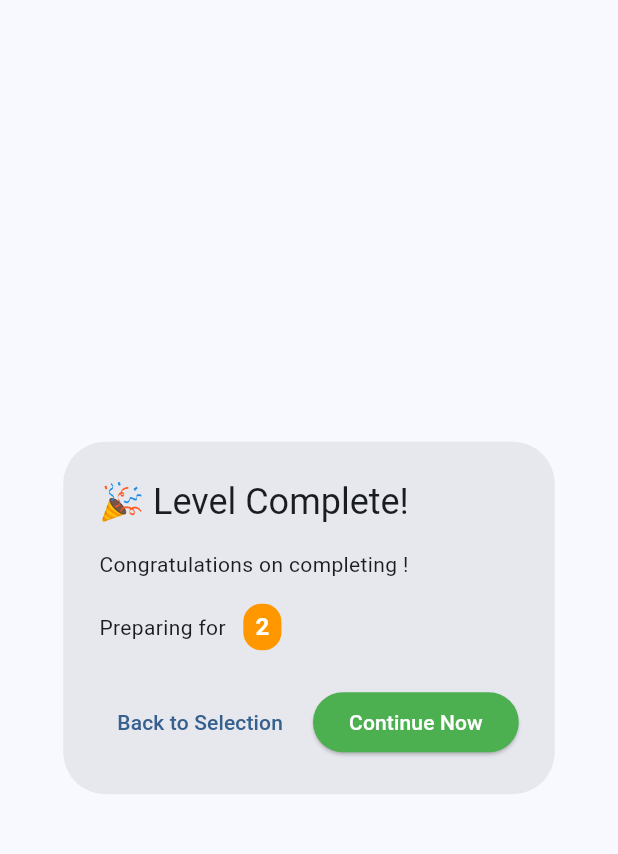
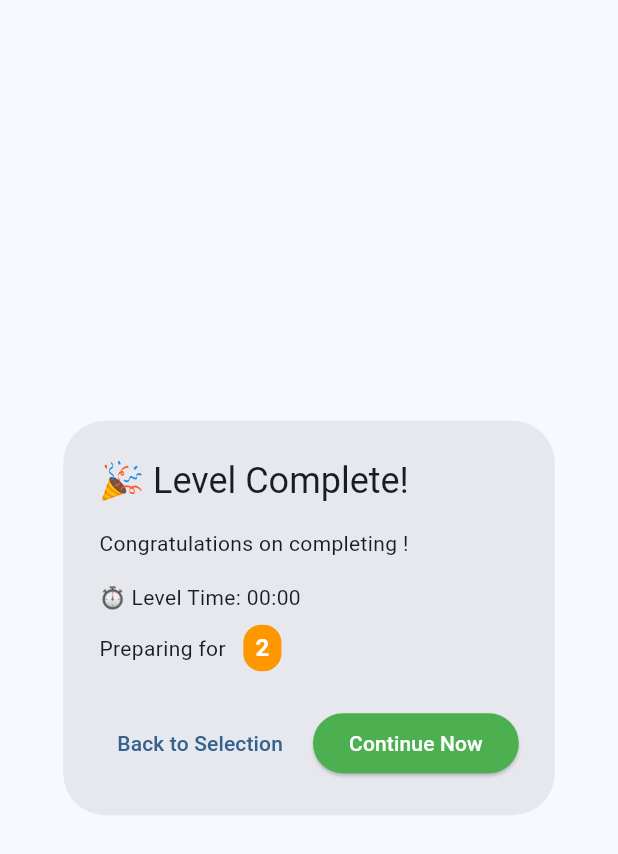
Before and after one commit to vearne/dodgeball, a Flutter app: the _NextLevelDialog widget shown alone on an empty page, opened directly with empty values, on a phone screen of 412 x 824 dp. Shown: the top 854 px of the screen. Run offline on Flutter 3.47's test engine with Material 3 defaults, Android fonts, the phone set to English and light mode, and no system bars; our stand-ins replace shared_preferences; missing offline and left inert: flame, flame_audio; accounts and stored records are empty.

Commit message:
关卡用时和击杀数显示

```diff
--- /dev/null
+++ b/lib/game/level_completion_stats.dart
@@ -0,0 +1,17 @@
+/// 关卡完成统计数据
+class LevelCompletionStats {
+  final double elapsedTimeInSeconds;
+  final Map<int, int> playerKillCounts; // playerId -> kill count
+
+  const LevelCompletionStats({
+    required this.elapsedTimeInSeconds,
+    required this.playerKillCounts,
+  });
+
+  /// 格式化时间为 MM:SS
+  String get formattedTime {
+    final minutes = (elapsedTimeInSeconds / 60).floor();
+    final seconds = (elapsedTimeInSeconds % 60).floor();
+    return '${minutes.toString().padLeft(2, '0')}:${seconds.toString().padLeft(2, '0')}';
+  }
+}
--- a/lib/gen_l10n/app_localizations.dart
+++ b/lib/gen_l10n/app_localizations.dart
@@ -344,6 +344,18 @@ abstract class AppLocalizations {
   /// **'💡 Your health and power-up effects will carry over to the next level!'**
   String get statusCarryOver;
 
+  /// No description provided for @levelTime.
+  ///
+  /// In en, this message translates to:
+  /// **'⏱️ Level Time: {time}'**
+  String levelTime(String time);
+
+  /// No description provided for @playerKills.
+  ///
+  /// In en, this message translates to:
+  /// **'⚔️ {player} Kills: {kills}'**
+  String playerKills(String player, int kills);
+
   /// No description provided for @backToSelection.
   ///
   /// In en, this message translates to:
--- a/lib/gen_l10n/app_localizations_en.dart
+++ b/lib/gen_l10n/app_localizations_en.dart
@@ -159,6 +159,16 @@ class AppLocalizationsEn extends AppLocalizations {
       '💡 Your health and power-up effects will carry over to the next level!';
 
   @override
+  String levelTime(String time) {
+    return '⏱️ Level Time: $time';
+  }
+
+  @override
+  String playerKills(String player, int kills) {
+    return '⚔️ $player Kills: $kills';
+  }
+
+  @override
   String get backToSelection => 'Back to Selection';
 
   @override
--- a/lib/gen_l10n/app_localizations_zh.dart
+++ b/lib/gen_l10n/app_localizations_zh.dart
@@ -158,6 +158,16 @@ class AppLocalizationsZh extends AppLocalizations {
   String get statusCarryOver => '💡 你的生命值和道具效果将保留到下一关！';
 
   @override
+  String levelTime(String time) {
+    return '⏱️ 关卡用时: $time';
+  }
+
+  @override
+  String playerKills(String player, int kills) {
+    return '⚔️ $player 击杀数: $kills';
+  }
+
+  @override
   String get backToSelection => '返回选关';
 
   @override
--- a/lib/screens/mission_game_screen.dart
+++ b/lib/screens/mission_game_screen.dart
@@ -5,6 +5,7 @@ import '../game/mission_dodgeball_game.dart';
 import '../game/mission_map.dart';
 import '../game/player_state.dart';
 import '../game/audio_manager.dart';
+import '../game/level_completion_stats.dart';
 
 /// Mission模式游戏界面
 class MissionGameScreen extends StatefulWidget {
@@ -53,14 +54,20 @@ class _MissionGameScreenState extends State<MissionGameScreen> {
     // 获取当前玩家状态
     final currentPlayerState = game.getCurrentPlayerState();
 
+    // 创建关卡完成统计数据
+    final levelStats = LevelCompletionStats(
+      elapsedTimeInSeconds: game.elapsedTimeInSeconds,
+      playerKillCounts: game.playerKillCounts,
+    );
+
     // 检查是否还有下一关
     final nextIndex = widget.currentMapIndex + 1;
     if (nextIndex < widget.allMaps.length) {
       // 有下一关，自动进入
-      _showNextLevelDialog(nextIndex, currentPlayerState);
+      _showNextLevelDialog(nextIndex, currentPlayerState, levelStats);
     } else {
       // 没有下一关，显示全部通关
-      _showAllLevelsCompleteDialog();
+      _showAllLevelsCompleteDialog(levelStats);
     }
   }
 
@@ -73,7 +80,11 @@ class _MissionGameScreenState extends State<MissionGameScreen> {
   }
 
   /// 显示进入下一关对话框（带自动跳转）
-  void _showNextLevelDialog(int nextIndex, PlayerState? playerState) {
+  void _showNextLevelDialog(
+    int nextIndex,
+    PlayerState? playerState,
+    LevelCompletionStats levelStats,
+  ) {
     final nextMap = widget.allMaps[nextIndex];
     final l10n = AppLocalizations.of(context)!;
 
@@ -102,6 +113,7 @@ class _MissionGameScreenState extends State<MissionGameScreen> {
         currentMapName: widget.missionMap.name,
         nextMap: nextMap,
         playerStatusInfo: playerStatusInfo,
+        levelStats: levelStats,
         onContinue: () {
           Navigator.of(context).pop(); // 关闭对话框
           _enterNextLevel(nextIndex, playerState, nextMap);
@@ -148,7 +160,7 @@ class _MissionGameScreenState extends State<MissionGameScreen> {
   }
 
   /// 显示全部关卡完成对话框
-  void _showAllLevelsCompleteDialog() {
+  void _showAllLevelsCompleteDialog(LevelCompletionStats levelStats) {
     showDialog(
       context: context,
       barrierDismissible: false,
@@ -512,6 +524,7 @@ class _NextLevelDialog extends StatefulWidget {
   final String currentMapName;
   final MissionMap nextMap;
   final String playerStatusInfo;
+  final LevelCompletionStats levelStats;
   final VoidCallback onContinue;
   final VoidCallback onBackToSelection;
 
@@ -519,6 +532,7 @@ class _NextLevelDialog extends StatefulWidget {
     required this.currentMapName,
     required this.nextMap,
     required this.playerStatusInfo,
+    required this.levelStats,
     required this.onContinue,
     required this.onBackToSelection,
   });
@@ -552,6 +566,14 @@ class _NextLevelDialogState extends State<_NextLevelDialog> {
   @override
   Widget build(BuildContext context) {
     final l10n = AppLocalizations.of(context)!;
+
+    // 构建击杀统计信息
+    String killStatsInfo = '';
+    for (final entry in widget.levelStats.playerKillCounts.entries) {
+      final playerLabel = entry.key == 0 ? l10n.player1 : l10n.player2;
+      killStatsInfo += '${l10n.playerKills(playerLabel, entry.value)}\n';
+    }
+
     return AlertDialog(
       title: Text(l10n.levelComplete),
       content: Column(
@@ -560,6 +582,17 @@ class _NextLevelDialogState extends State<_NextLevelDialog> {
         children: [
           Text(l10n.levelCompleteMessage(widget.currentMapName)),
           const SizedBox(height: 16),
+          // 显示关卡用时
+          Text(l10n.levelTime(widget.levelStats.formattedTime)),
+          const SizedBox(height: 8),
+          // 显示击杀统计
+          if (killStatsInfo.isNotEmpty) ...[
+            Text(
+              killStatsInfo.trim(),
+              style: const TextStyle(fontSize: 14, color: Colors.orange),
+            ),
+            const SizedBox(height: 12),
+          ],
           Row(
             children: [
               Text(l10n.preparingNextLevel(widget.nextMap.name)),
```
Also changed, not shown: l10n/app_en.arb (+19 -0 lines), l10n/app_zh.arb (+21 -0 lines), lib/game/mission_dodgeball_game.dart (+43 -3 lines), lib/game/obstacle_component.dart (+26 -3 lines).
